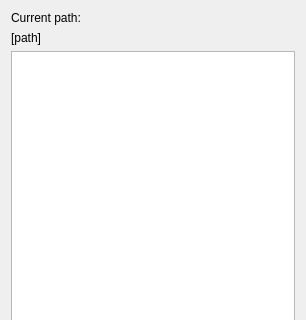
daviddoria/PatchBasedInpainting, file FileSelectionWidget.ui: the form before one commit; both pictures show x 0 to 306 and y 0 to 320 of the 306 by 556 pixel window.
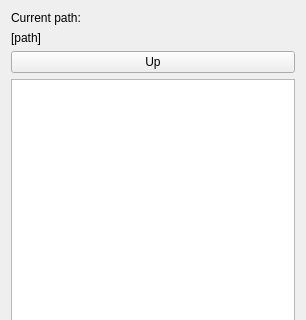
The form after the commit.

```diff
--- a/FileSelectionWidget.ui
+++ b/FileSelectionWidget.ui
@@ -33,6 +33,13 @@
        </property>
       </widget>
      </item>
+     <item>
+      <widget class="QPushButton" name="btnUp">
+       <property name="text">
+        <string>Up</string>
+       </property>
+      </widget>
+     </item>
      <item>
       <widget class="QListView" name="listView"/>
      </item>
```
